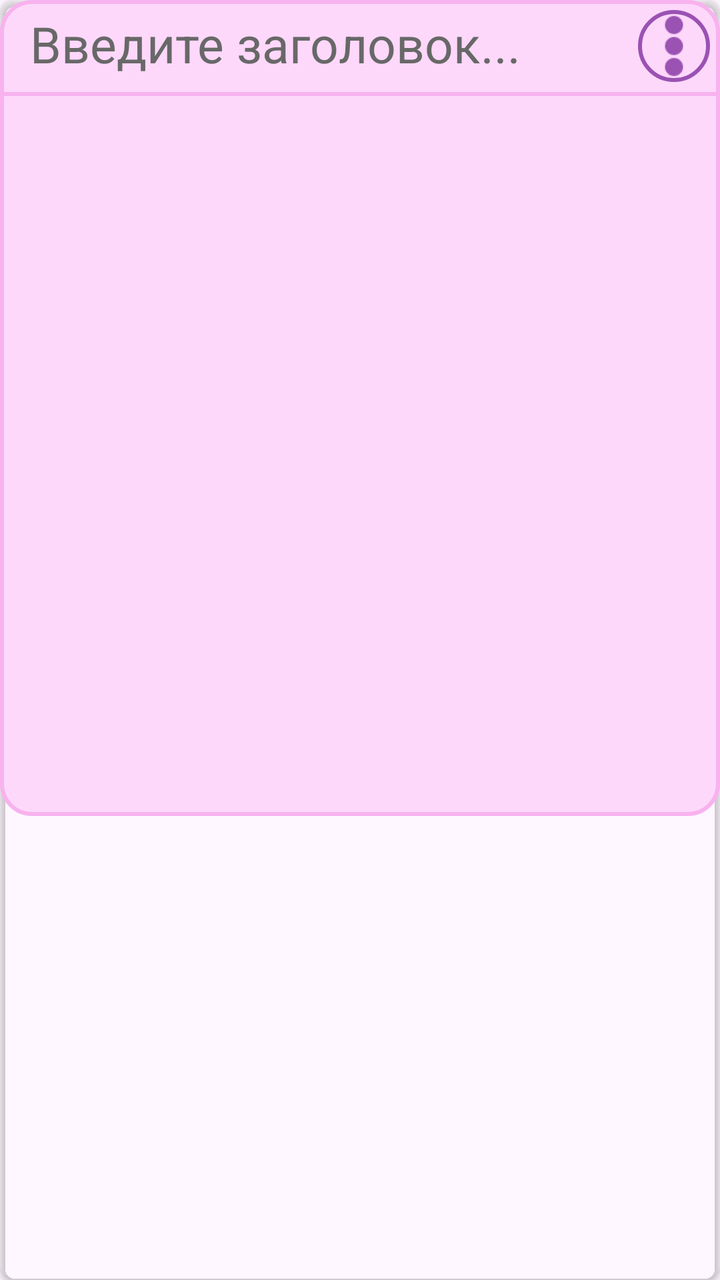
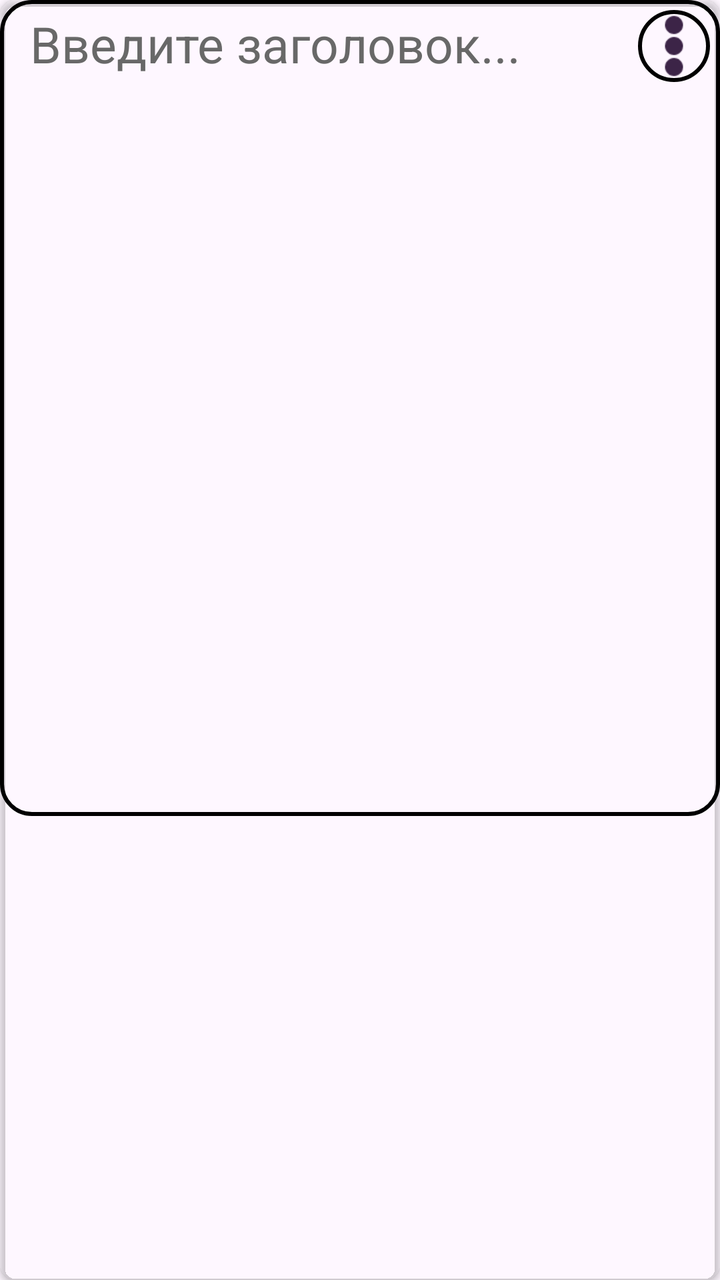

Screens rendered from an Android XML layout before and after an edit, with the pre-edit source and the edit as a unified diff.
<!-- AndroidManifest.xml: application theme Theme.CharaDesk -->
<!-- res/layout/note_image.xml -->
<?xml version="1.0" encoding="utf-8"?>
<androidx.cardview.widget.CardView xmlns:android="http://schemas.android.com/apk/res/android"
    xmlns:app="http://schemas.android.com/apk/res-auto"
    android:layout_width="match_parent"
    android:layout_height="wrap_content"
    android:layout_margin="4dp"
    app:cardCornerRadius="8dp"
    app:cardElevation="2dp"
    android:backgroundTint="@color/transparent">
    <LinearLayout
        android:layout_width="match_parent"
        android:layout_height="wrap_content"
        android:orientation="vertical">
        <include layout="@layout/note_menu" />
        <LinearLayout
            android:layout_width="match_parent"
            android:layout_height="wrap_content"
            android:background="@drawable/rounded_text_sub"
            android:orientation="vertical">
            <LinearLayout
                android:id="@+id/message"
                android:layout_width="match_parent"
                android:layout_height="wrap_content"
                android:orientation="horizontal">
                <EditText
                    android:id="@+id/title_text"
                    android:layout_weight="1"
                    android:layout_width="match_parent"
                    android:layout_height="wrap_content"
                    android:hint="@string/title_hint"
                    android:textColorHint="@color/black_hint"
                    android:textColor="@color/black_title"
                    android:backgroundTint="@color/transparent"
                    android:maxLines="3"
                    android:inputType="textMultiLine"
                    android:singleLine="false"
                    android:maxLength="64"
                    android:ellipsize="end"
                    android:textSize="@dimen/NoteTitle"
                    android:paddingTop="@dimen/paddingL"
                    android:paddingBottom="@dimen/paddingL"
                    android:paddingRight="@dimen/paddingB"
                    android:paddingLeft="@dimen/paddingB"
                    android:clickable="true"
                    />
                <ImageButton
                    android:id="@+id/note_menu"
                    android:layout_width="36dp"
                    android:layout_height="36dp"
                    android:scaleType="centerCrop"
                    android:onClick="onClickMenu"
                    android:src="@drawable/icon_menu"
                    android:background="@drawable/rounded_buttons"
                    app:tint="@color/CharaIconBorder"
                    android:layout_margin="@dimen/paddingL"
                    android:layout_gravity="center"/>
            </LinearLayout>
            <View
                android:layout_width="match_parent"
                android:layout_height="2dp"
                android:background="@color/CharaBorderSub" />
            <ImageView
                android:id="@+id/block_image"
                android:layout_width="match_parent"
                android:layout_height="wrap_content"
                android:minHeight="150dp"
                android:minWidth="150dp"
                android:adjustViewBounds="true"
                android:scaleType="fitXY"
                android:layout_gravity="center"
                android:onClick="onClickChangeImage"
                android:src="@drawable/ic_image_placeholder" />
        </LinearLayout>
    </LinearLayout>
</androidx.cardview.widget.CardView>
<!-- res/layout/note_menu.xml (included above) -->
<?xml version="1.0" encoding="utf-8"?>
<LinearLayout xmlns:android="http://schemas.android.com/apk/res/android"
    xmlns:app="http://schemas.android.com/apk/res-auto"
    android:id="@+id/button_panel"
    android:layout_width="match_parent"
    android:layout_height="wrap_content"
    android:visibility="gone"
    android:orientation="horizontal">
    <ImageButton
        android:layout_width="36dp"
        android:layout_height="36dp"
        android:scaleType="centerCrop"
        android:onClick="onClickUp"
        android:src="@drawable/icon_up"
        android:background="@drawable/rounded_buttons"
        app:tint="@color/CharaBorder"
        android:layout_margin="@dimen/paddingL"/>
    <ImageButton
        android:layout_width="36dp"
        android:layout_height="36dp"
        android:scaleType="centerCrop"
        android:onClick="onClickDown"
        android:src="@drawable/icon_down"
        android:background="@drawable/rounded_buttons"
        app:tint="@color/CharaBorder"
        android:layout_margin="@dimen/paddingL"/>
    <ImageButton
        android:id="@+id/export_button"
        android:layout_width="36dp"
        android:layout_height="36dp"
        android:scaleType="centerCrop"
        android:onClick="onClickExport"
        android:src="@drawable/icon_export"
        android:background="@drawable/rounded_buttons"
        app:tint="@color/CharaBorder"
        android:layout_margin="@dimen/paddingL"/>
    <View
        android:layout_weight="1"
        android:layout_width="0dp"
        android:layout_height="0dp"
        />
    <ImageButton
        android:layout_width="36dp"
        android:layout_height="36dp"
        android:scaleType="centerCrop"
        android:onClick="onClickDelete"
        android:src="@drawable/icon_delete"
        android:background="@drawable/rounded_buttons"
        app:tint="@color/CharaBorder"
        android:layout_margin="@dimen/paddingL"/>
</LinearLayout>
<!-- resources referenced by this layout -->
<resources>
  <color name="CharaBorder">#9A52B3</color>
  <color name="CharaBorderSub">#F8B2EE</color>
  <color name="CharaIconBorder">#9A52B3</color>
  <color name="black_hint">#686868</color>
  <color name="black_title">#3C2447</color>
  <color name="transparent">#00C53143</color>
  <dimen name="NoteTitle">25sp</dimen>
  <dimen name="paddingB">15dp</dimen>
  <dimen name="paddingL">5dp</dimen>
  <!-- drawable ic_image_placeholder (drawable) -->
  <?xml version="1.0" encoding="utf-8"?>
  <selector xmlns:android="http://schemas.android.com/apk/res/android">
  
  </selector>
  <!-- drawable icon_delete: png bitmap (drawable, 1522 bytes) -->
  <!-- drawable icon_down: png bitmap (drawable, 1559 bytes) -->
  <!-- drawable icon_export: png bitmap (drawable, 1292 bytes) -->
  <!-- drawable icon_menu: png bitmap (drawable, 616 bytes) -->
  <!-- drawable icon_up: png bitmap (drawable, 1456 bytes) -->
  <!-- drawable rounded_buttons (drawable) -->
  <?xml version="1.0" encoding="utf-8"?>
  <shape xmlns:android="http://schemas.android.com/apk/res/android">
      <solid android:color="@color/CharaIcon" />
      <stroke
          android:width="2dp"
          android:color="@color/CharaIconBorder" />
      <corners android:radius="5000dp" />
  </shape>
  <!-- drawable rounded_text_sub (drawable) -->
  <?xml version="1.0" encoding="utf-8"?>
  <shape xmlns:android="http://schemas.android.com/apk/res/android">
      <solid android:color="@color/CharaBackgroundSub" />
      <stroke
          android:width="2dp"
      android:color="@color/CharaBorderSub" />
      <corners android:radius="15dp" />
  </shape>
  <string name="title_hint">Введите заголовок...</string>
  <style name="Theme.CharaDesk" parent="Base.Theme.CharaDesk" />
  <color name="CharaIcon">#FED8FB</color>
  <color name="CharaBackgroundSub">#FED8FB</color>
  <style name="Base.Theme.CharaDesk" parent="Theme.Material3.DayNight.NoActionBar">
          
          
      </style>
</resources>

<!-- the commit's change to res/layout/note_image.xml (unified diff, before → after) -->
@@ -51,14 +51,14 @@
                     android:onClick="onClickMenu"
                     android:src="@drawable/icon_menu"
                     android:background="@drawable/rounded_buttons"
-                    app:tint="@color/CharaIconBorder"
+                    app:tint="?attr/colorBorder"
                     android:layout_margin="@dimen/paddingL"
                     android:layout_gravity="center"/>
             </LinearLayout>
             <View
                 android:layout_width="match_parent"
                 android:layout_height="2dp"
-                android:background="@color/CharaBorderSub" />
+                android:background="?attr/colorBorderSub" />
             <ImageView
                 android:id="@+id/block_image"
                 android:layout_width="match_parent"
@@ -89,7 +89,7 @@
         android:onClick="onClickUp"
         android:src="@drawable/icon_up"
         android:background="@drawable/rounded_buttons"
-        app:tint="@color/CharaBorder"
+        app:tint="?attr/colorBorder"
         android:layout_margin="@dimen/paddingL"/>
     <ImageButton
         android:layout_width="36dp"
@@ -98,7 +98,7 @@
         android:onClick="onClickDown"
         android:src="@drawable/icon_down"
         android:background="@drawable/rounded_buttons"
-        app:tint="@color/CharaBorder"
+        app:tint="?attr/colorBorder"
         android:layout_margin="@dimen/paddingL"/>
     <ImageButton
         android:id="@+id/export_button"
@@ -108,7 +108,7 @@
         android:onClick="onClickExport"
         android:src="@drawable/icon_export"
         android:background="@drawable/rounded_buttons"
-        app:tint="@color/CharaBorder"
+        app:tint="?attr/colorBorder"
         android:layout_margin="@dimen/paddingL"/>
     <View
         android:layout_weight="1"
@@ -122,6 +122,6 @@
         android:onClick="onClickDelete"
         android:src="@drawable/icon_delete"
         android:background="@drawable/rounded_buttons"
-        app:tint="@color/CharaBorder"
+        app:tint="?attr/colorBorder"
         android:layout_margin="@dimen/paddingL"/>
 </LinearLayout>
<!-- resource entries referenced after the edit -->
@@ -1,8 +1,5 @@
 <!-- resources referenced by this layout -->
 <resources>
-  <color name="CharaBorder">#9A52B3</color>
-  <color name="CharaBorderSub">#F8B2EE</color>
-  <color name="CharaIconBorder">#9A52B3</color>
   <color name="black_hint">#686868</color>
   <color name="black_title">#3C2447</color>
   <color name="transparent">#00C53143</color>
@@ -22,28 +19,25 @@
   <!-- drawable rounded_buttons (drawable) -->
   <?xml version="1.0" encoding="utf-8"?>
   <shape xmlns:android="http://schemas.android.com/apk/res/android">
-      <solid android:color="@color/CharaIcon" />
+      <solid android:color="?attr/colorIcon" />
       <stroke
           android:width="2dp"
-          android:color="@color/CharaIconBorder" />
+          android:color="?attr/colorIconBorder" />
       <corners android:radius="5000dp" />
   </shape>
   <!-- drawable rounded_text_sub (drawable) -->
   <?xml version="1.0" encoding="utf-8"?>
   <shape xmlns:android="http://schemas.android.com/apk/res/android">
-      <solid android:color="@color/CharaBackgroundSub" />
+      <solid android:color="?attr/colorBackgroundSub" />
       <stroke
           android:width="2dp"
-      android:color="@color/CharaBorderSub" />
+      android:color="?attr/colorBorderSub" />
       <corners android:radius="15dp" />
   </shape>
   <string name="title_hint">Введите заголовок...</string>
   <style name="Theme.CharaDesk" parent="Base.Theme.CharaDesk" />
-  <color name="CharaIcon">#FED8FB</color>
-  <color name="CharaBackgroundSub">#FED8FB</color>
   <style name="Base.Theme.CharaDesk" parent="Theme.Material3.DayNight.NoActionBar">
-          
-          
+  
       </style>
 </resources>
 
